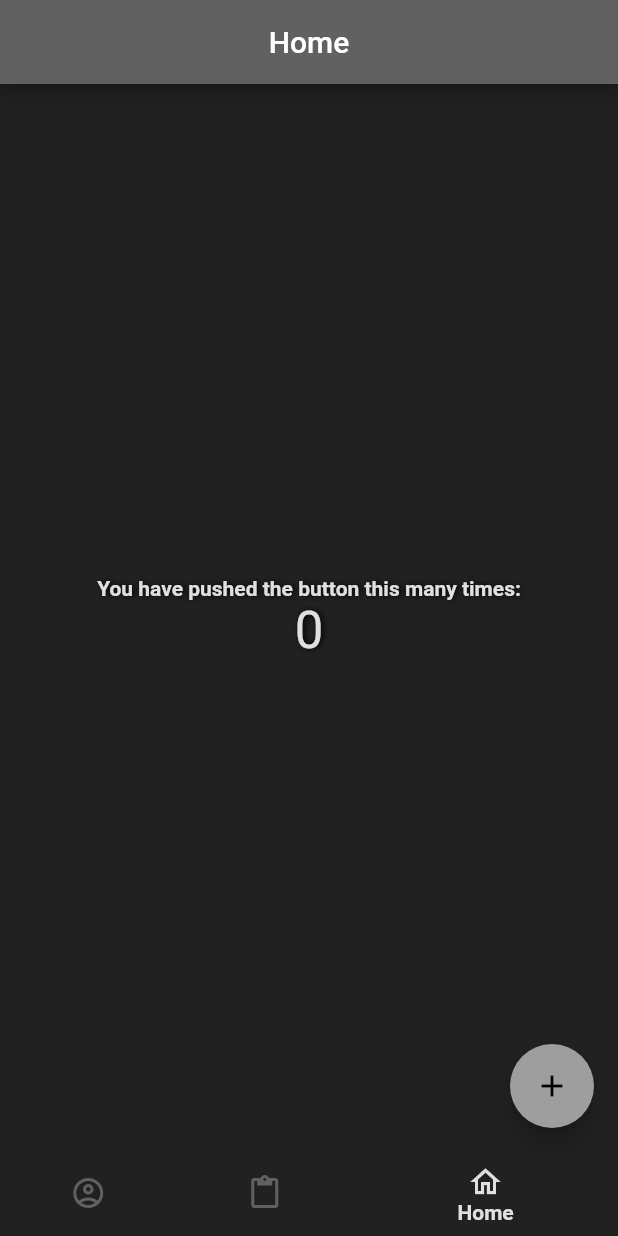
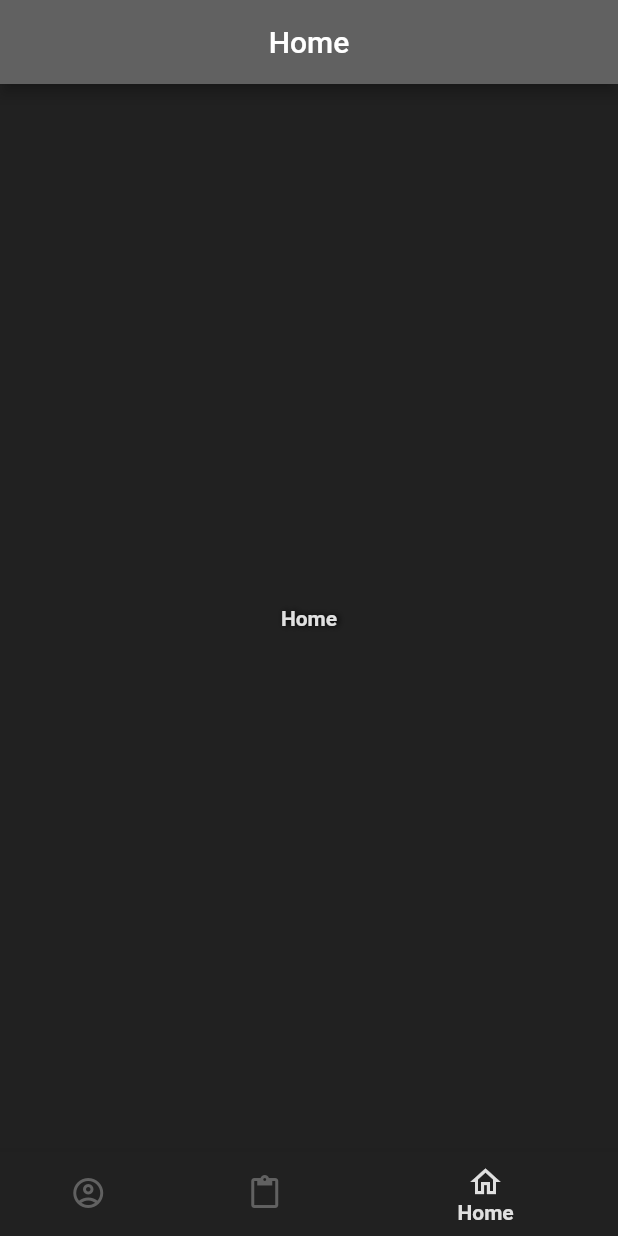
Before and after one commit to Sres0/HerramientasConsultaLSC, a Flutter app: the screen it shows after launch, item 3 of the bottom bar chosen, on a phone screen of 412 x 824 dp. Run offline on Flutter 3.47's test engine with Material 2 defaults, Android fonts, the light colour scheme and no system bars.

Commit message:
- original main app code

```diff
--- a/lib/main.dart
+++ b/lib/main.dart
@@ -11,7 +11,7 @@
   @override
   Widget build(BuildContext context) {
     return MaterialApp(
-      title: 'Flutter Demo',
+      title: 'Herramientas en consulta',
       theme: themeData(),
       initialRoute: '/',
       routes: {
@@ -23,44 +23,11 @@
   }
 }
 
-class MyHomePage extends StatefulWidget {
+class MyHomePage extends StatelessWidget {
   MyHomePage();
 
   @override
-  _MyHomePageState createState() => _MyHomePageState();
-}
-
-class _MyHomePageState extends State<MyHomePage> {
-  int _counter = 0;
-
-  void _incrementCounter() {
-    setState(() {
-      _counter++;
-    });
-  }
-
-  @override
   Widget build(BuildContext context) {
-    return Scaffold(
-      body: Center(
-        child: Column(
-          mainAxisAlignment: MainAxisAlignment.center,
-          children: <Widget>[
-            Text(
-              'You have pushed the button this many times:',
-            ),
-            Text(
-              '$_counter',
-              style: Theme.of(context).textTheme.headline4,
-            ),
-          ],
-        ),
-      ),
-      floatingActionButton: FloatingActionButton(
-        onPressed: _incrementCounter,
-        tooltip: 'Increment',
-        child: Icon(Icons.add),
-      ),
-    );
+    return Center(child: Text('Home'));
   }
 }
```
